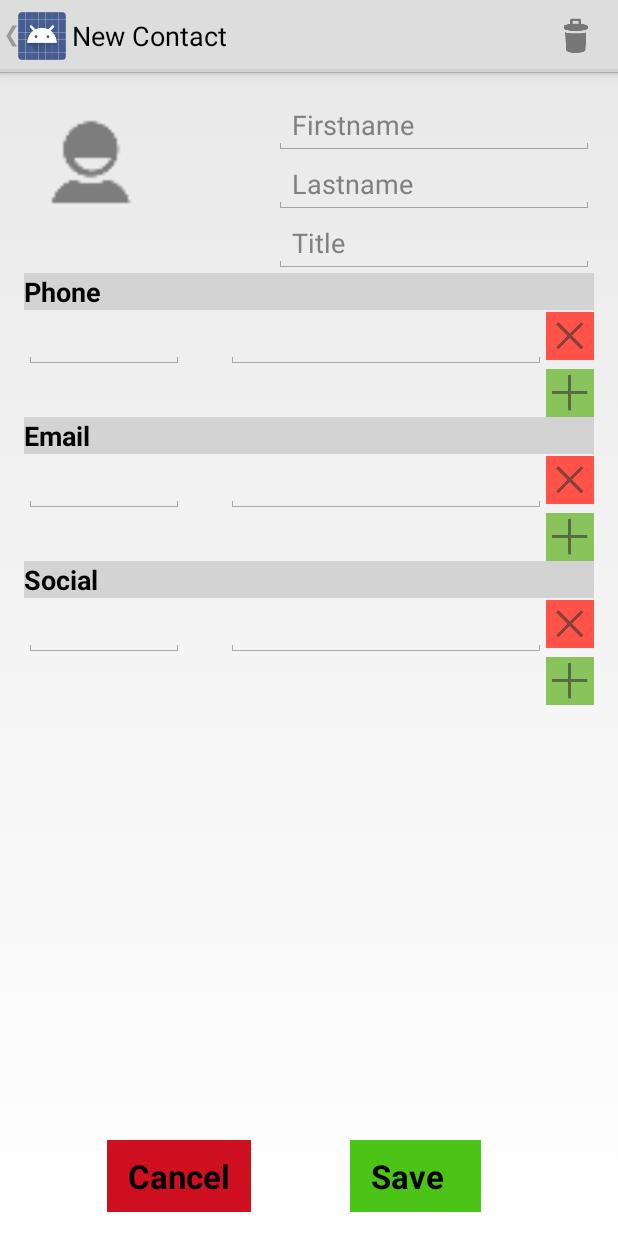
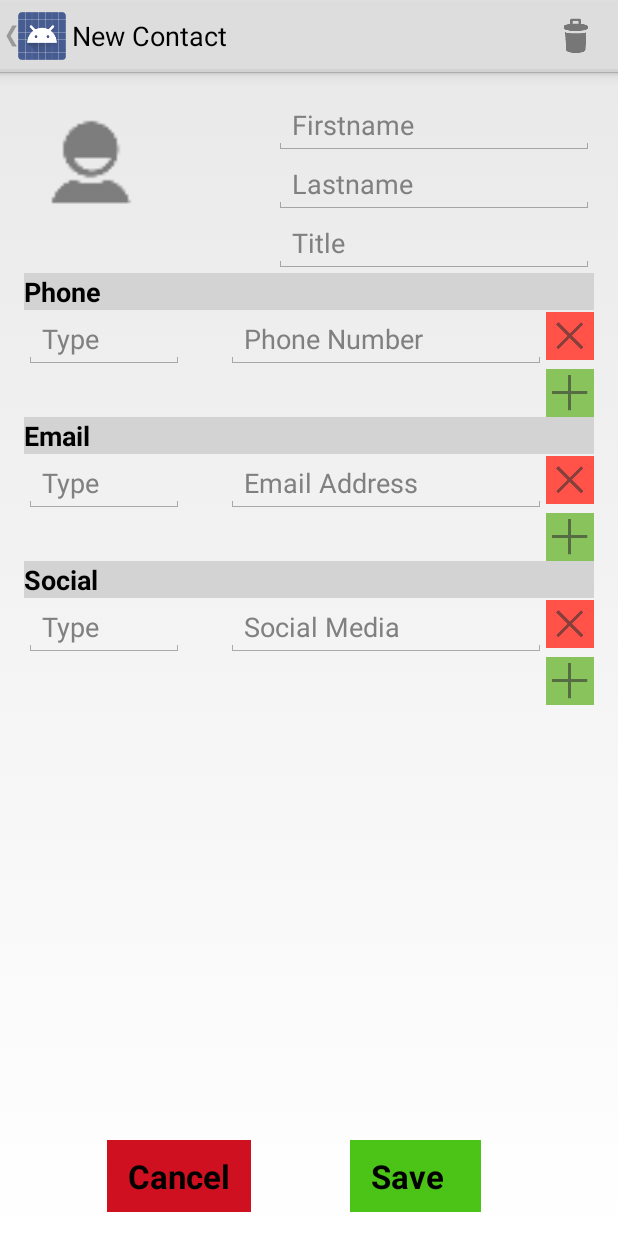
Before and after one commit to ggalasso/ContactViewer_HW2_BPC, an Android app: the AddContact screen opened directly, with no data from a screen before it, on a phone screen of 412 x 824 dp. Run offline under Robolectric (Android 15) with nearby library versions, the phone set to English and light mode, and no system bars.

Commit message:
Add rest of hints to edit contact.

```diff
--- a/app/src/main/res/layout/activity_add_contact.xml
+++ b/app/src/main/res/layout/activity_add_contact.xml
@@ -61,6 +61,7 @@
         android:inputType="text"
         android:ems="5"
         android:id="@+id/phone_field"
+        android:hint="Type"
         android:layout_below="@id/phone_label"
         android:layout_alignParentLeft="true"
         android:editable="true" />
@@ -70,6 +71,7 @@
         android:inputType="phone"
         android:ems="10"
         android:id="@+id/phone_field2"
+        android:hint="Phone Number"
         android:layout_below="@id/phone_label"
         android:layout_alignParentRight="true"
         android:layout_marginRight="32dp"
@@ -113,6 +115,7 @@
         android:inputType="textEmailAddress"
         android:ems="5"
         android:id="@+id/email_field"
+        android:hint="Type"
         android:layout_below="@id/email_label"
         android:layout_alignParentLeft="true"
         android:editable="true" />
@@ -123,6 +126,7 @@
         android:inputType="textEmailAddress"
         android:ems="10"
         android:id="@+id/email_field2"
+        android:hint="Email Address"
         android:layout_below="@id/email_label"
         android:layout_alignParentRight="true"
         android:layout_marginRight="32dp"
@@ -165,6 +169,7 @@
         android:layout_height="wrap_content"
         android:ems="5"
         android:id="@+id/social_field"
+        android:hint="Type"
         android:layout_below="@id/social_label"
         android:layout_alignParentLeft="true"
         android:editable="true" />
@@ -174,6 +179,7 @@
         android:layout_height="wrap_content"
         android:ems="10"
         android:id="@+id/social_field2"
+        android:hint="Social Media"
         android:layout_below="@id/social_label"
         android:layout_alignParentRight="true"
         android:layout_marginRight="32dp"
```
